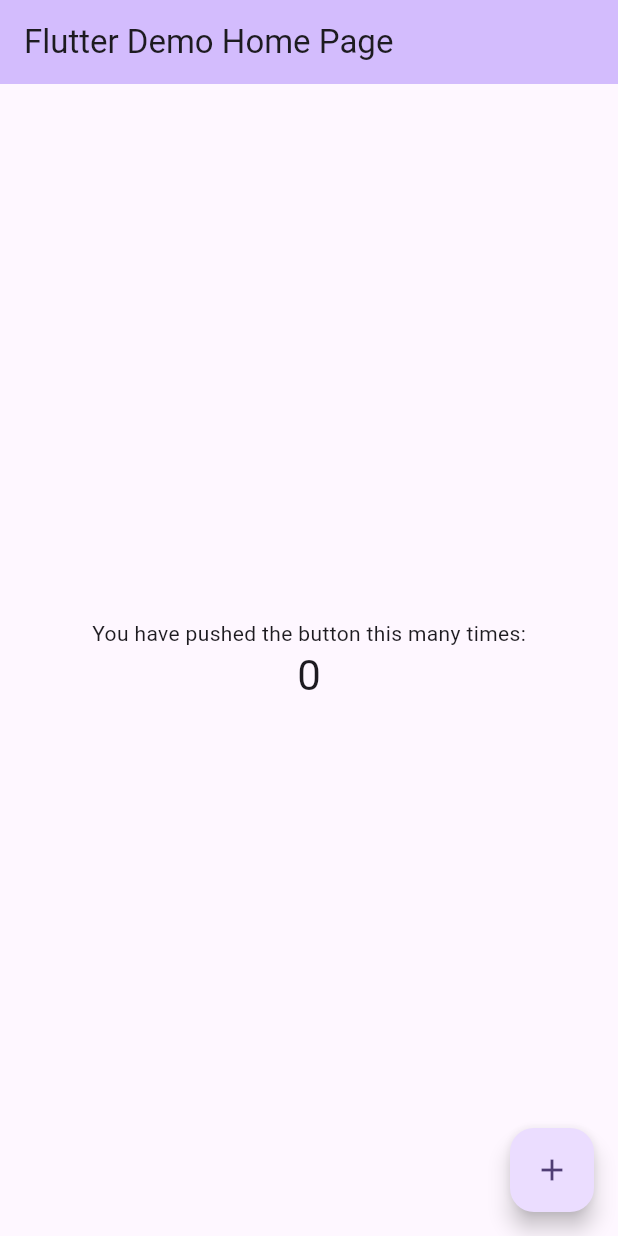
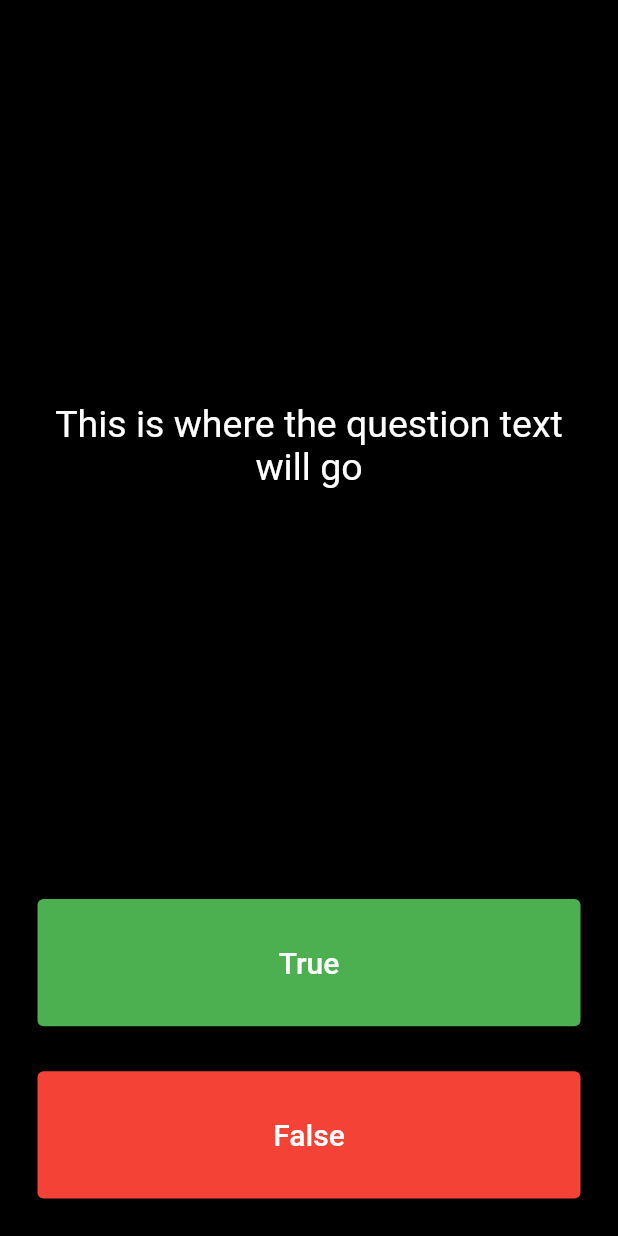
Before and after one commit to Aftaab25/flutter_basic_apps, a Flutter app: the screen it shows after launch, on a phone screen of 412 x 824 dp. Run offline on Flutter 3.47's test engine with Material 2 defaults, Android fonts, the phone set to English and light mode, and no system bars; our stand-ins replace audioplayers.

Commit message:
Initial screen layout of the app

```diff
--- a/quizzler/lib/main.dart
+++ b/quizzler/lib/main.dart
@@ -1,125 +1,101 @@
 import 'package:flutter/material.dart';
 
 void main() {
-  runApp(const MyApp());
+  runApp(
+    const MaterialApp(
+      debugShowCheckedModeBanner: false,
+      home: Scaffold(
+        backgroundColor: Colors.black,
+        body: SafeArea(
+          child: Padding(
+            padding: EdgeInsets.all(10.0),
+            child: QuizPage(),
+          ),
+        ),
+      ),
+    ),
+  );
 }
 
-class MyApp extends StatelessWidget {
-  const MyApp({super.key});
+class QuizPage extends StatefulWidget {
+  const QuizPage({super.key});
 
-  // This widget is the root of your application.
+  @override
+  State<QuizPage> createState() => _QuizPageState();
+}
+
+class _QuizPageState extends State<QuizPage> {
   @override
   Widget build(BuildContext context) {
-    return MaterialApp(
-      title: 'Flutter Demo',
-      theme: ThemeData(
-        // This is the theme of your application.
-        //
-        // TRY THIS: Try running your application with "flutter run". You'll see
-        // the application has a blue toolbar. Then, without quitting the app,
-        // try changing the seedColor in the colorScheme below to Colors.green
-        // and then invoke "hot reload" (save your changes or press the "hot
-        // reload" button in a Flutter-supported IDE, or press "r" if you used
-        // the command line to start the app).
-        //
-        // Notice that the counter didn't reset back to zero; the application
-        // state is not lost during the reload. To reset the state, use hot
-        // restart instead.
-        //
-        // This works for code too, not just values: Most code changes can be
-        // tested with just a hot reload.
-        colorScheme: ColorScheme.fromSeed(seedColor: Colors.deepPurple),
-        useMaterial3: true,
-      ),
-      home: const MyHomePage(title: 'Flutter Demo Home Page'),
+    return Column(
+      mainAxisAlignment: MainAxisAlignment.spaceBetween,
+      crossAxisAlignment: CrossAxisAlignment.stretch,
+      children: [
+        const Expanded(
+          flex: 5,
+          child: Padding(
+            padding: EdgeInsets.all(10.0),
+            child: Center(
+              child: Text(
+                'This is where the question text will go',
+                style: TextStyle(
+                  color: Colors.white,
+                  fontSize: 25,
+                ),
+                textAlign: TextAlign.center,
+              ),
+            ),
+          ),
+        ),
+        Expanded(
+          child: Padding(
+            padding: const EdgeInsets.all(15.0),
+            child: TextButton(
+              onPressed: () {},
+              style: const ButtonStyle(
+                backgroundColor: MaterialStatePropertyAll(
+                  Colors.green,
+                ),
+              ),
+              child: const Text(
+                'True',
+                style: TextStyle(
+                  color: Colors.white,
+                  fontSize: 20,
+                ),
+              ),
+            ),
+          ),
+        ),
+        Expanded(
+          child: Padding(
+            padding: const EdgeInsets.all(15.0),
+            child: TextButton(
+              onPressed: () {},
+              style: const ButtonStyle(
+                backgroundColor: MaterialStatePropertyAll(
+                  Colors.red,
+                ),
+              ),
+              child: const Text(
+                'False',
+                style: TextStyle(
+                  color: Colors.white,
+                  fontSize: 20,
+                ),
+              ),
+            ),
+          ),
+        ),
+      ],
     );
   }
 }
 
-class MyHomePage extends StatefulWidget {
-  const MyHomePage({super.key, required this.title});
-
-  // This widget is the home page of your application. It is stateful, meaning
-  // that it has a State object (defined below) that contains fields that affect
-  // how it looks.
-
-  // This class is the configuration for the state. It holds the values (in this
-  // case the title) provided by the parent (in this case the App widget) and
-  // used by the build method of the State. Fields in a Widget subclass are
-  // always marked "final".
-
-  final String title;
-
-  @override
-  State<MyHomePage> createState() => _MyHomePageState();
-}
-
-class _MyHomePageState extends State<MyHomePage> {
-  int _counter = 0;
-
-  void _incrementCounter() {
-    setState(() {
-      // This call to setState tells the Flutter framework that something has
-      // changed in this State, which causes it to rerun the build method below
-      // so that the display can reflect the updated values. If we changed
-      // _counter without calling setState(), then the build method would not be
-      // called again, and so nothing would appear to happen.
-      _counter++;
-    });
-  }
-
-  @override
-  Widget build(BuildContext context) {
-    // This method is rerun every time setState is called, for instance as done
-    // by the _incrementCounter method above.
-    //
-    // The Flutter framework has been optimized to make rerunning build methods
-    // fast, so that you can just rebuild anything that needs updating rather
-    // than having to individually change instances of widgets.
-    return Scaffold(
-      appBar: AppBar(
-        // TRY THIS: Try changing the color here to a specific color (to
-        // Colors.amber, perhaps?) and trigger a hot reload to see the AppBar
-        // change color while the other colors stay the same.
-        backgroundColor: Theme.of(context).colorScheme.inversePrimary,
-        // Here we take the value from the MyHomePage object that was created by
-        // the App.build method, and use it to set our appbar title.
-        title: Text(widget.title),
-      ),
-      body: Center(
-        // Center is a layout widget. It takes a single child and positions it
-        // in the middle of the parent.
-        child: Column(
-          // Column is also a layout widget. It takes a list of children and
-          // arranges them vertically. By default, it sizes itself to fit its
-          // children horizontally, and tries to be as tall as its parent.
-          //
-          // Column has various properties to control how it sizes itself and
-          // how it positions its children. Here we use mainAxisAlignment to
-          // center the children vertically; the main axis here is the vertical
-          // axis because Columns are vertical (the cross axis would be
-          // horizontal).
-          //
-          // TRY THIS: Invoke "debug painting" (choose the "Toggle Debug Paint"
-          // action in the IDE, or press "p" in the console), to see the
-          // wireframe for each widget.
-          mainAxisAlignment: MainAxisAlignment.center,
-          children: <Widget>[
-            const Text(
-              'You have pushed the button this many times:',
-            ),
-            Text(
-              '$_counter',
-              style: Theme.of(context).textTheme.headlineMedium,
-            ),
-          ],
-        ),
-      ),
-      floatingActionButton: FloatingActionButton(
-        onPressed: _incrementCounter,
-        tooltip: 'Increment',
-        child: const Icon(Icons.add),
-      ), // This trailing comma makes auto-formatting nicer for build methods.
-    );
-  }
-}
+/*
+*
+* Text
+* Button
+* Button
+*
+*/
```
